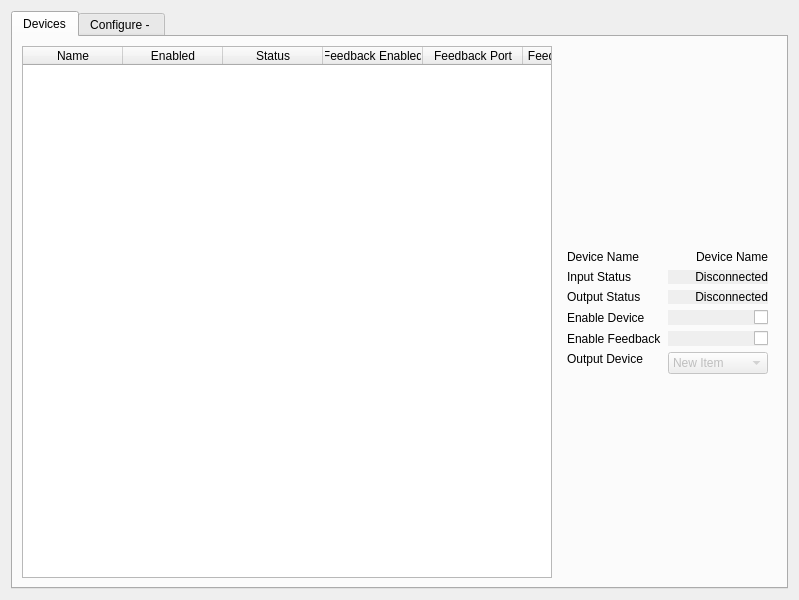
Above: src/forms/plugin-window.ui from ogmkp/obs-midi before the change. Below: the same form after it.
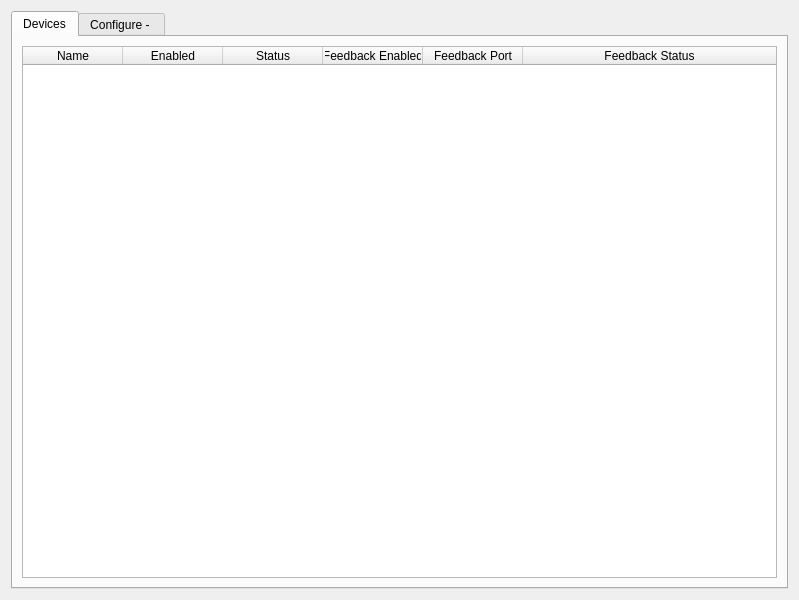
That is the form after the change. The open tabs and pages were chosen to show the change.

Commit message: Get Device Status Functions working

Diff of the .ui file:
```diff
--- a/src/forms/plugin-window.ui
+++ b/src/forms/plugin-window.ui
@@ -29,218 +29,10 @@
       <attribute name="title">
        <string>Devices</string>
       </attribute>
-      <layout class="QGridLayout" name="gridLayout_2" columnstretch="3,0">
+      <layout class="QGridLayout" name="gridLayout_2" columnstretch="3">
        <property name="sizeConstraint">
         <enum>QLayout::SetDefaultConstraint</enum>
        </property>
-       <item row="0" column="1" alignment="Qt::AlignHCenter">
-        <widget class="QWidget" name="widget" native="true">
-         <property name="sizePolicy">
-          <sizepolicy hsizetype="MinimumExpanding" vsizetype="Fixed">
-           <horstretch>1</horstretch>
-           <verstretch>0</verstretch>
-          </sizepolicy>
-         </property>
-         <layout class="QFormLayout" name="formLayout">
-          <item row="0" column="0">
-           <widget class="QLabel" name="label_2">
-            <property name="sizePolicy">
-             <sizepolicy hsizetype="Preferred" vsizetype="Fixed">
-              <horstretch>0</horstretch>
-              <verstretch>0</verstretch>
-             </sizepolicy>
-            </property>
-            <property name="text">
-             <string>Device Name</string>
-            </property>
-           </widget>
-          </item>
-          <item row="1" column="0">
-           <widget class="QLabel" name="label_3">
-            <property name="sizePolicy">
-             <sizepolicy hsizetype="Preferred" vsizetype="Fixed">
-              <horstretch>0</horstretch>
-              <verstretch>0</verstretch>
-             </sizepolicy>
-            </property>
-            <property name="text">
-             <string>Input Status</string>
-            </property>
-           </widget>
-          </item>
-          <item row="1" column="1">
-           <widget class="QLabel" name="lbl_status_input">
-            <property name="sizePolicy">
-             <sizepolicy hsizetype="Preferred" vsizetype="Fixed">
-              <horstretch>0</horstretch>
-              <verstretch>0</verstretch>
-             </sizepolicy>
-            </property>
-            <property name="layoutDirection">
-             <enum>Qt::LeftToRight</enum>
-            </property>
-            <property name="autoFillBackground">
-             <bool>true</bool>
-            </property>
-            <property name="text">
-             <string>Disconnected</string>
-            </property>
-            <property name="textFormat">
-             <enum>Qt::RichText</enum>
-            </property>
-            <property name="alignment">
-             <set>Qt::AlignRight|Qt::AlignTrailing|Qt::AlignVCenter</set>
-            </property>
-           </widget>
-          </item>
-          <item row="3" column="1">
-           <widget class="QCheckBox" name="check_endable_device">
-            <property name="sizePolicy">
-             <sizepolicy hsizetype="Preferred" vsizetype="Fixed">
-              <horstretch>0</horstretch>
-              <verstretch>0</verstretch>
-             </sizepolicy>
-            </property>
-            <property name="layoutDirection">
-             <enum>Qt::RightToLeft</enum>
-            </property>
-            <property name="autoFillBackground">
-             <bool>true</bool>
-            </property>
-            <property name="styleSheet">
-             <string notr="true"> text-align:right;</string>
-            </property>
-            <property name="text">
-             <string/>
-            </property>
-           </widget>
-          </item>
-          <item row="4" column="1">
-           <widget class="QCheckBox" name="check_enable_feedback">
-            <property name="sizePolicy">
-             <sizepolicy hsizetype="Preferred" vsizetype="Fixed">
-              <horstretch>0</horstretch>
-              <verstretch>0</verstretch>
-             </sizepolicy>
-            </property>
-            <property name="minimumSize">
-             <size>
-              <width>100</width>
-              <height>0</height>
-             </size>
-            </property>
-            <property name="layoutDirection">
-             <enum>Qt::RightToLeft</enum>
-            </property>
-            <property name="autoFillBackground">
-             <bool>true</bool>
-            </property>
-            <property name="styleSheet">
-             <string notr="true">QCheckBox { text-align: right;}</string>
-            </property>
-            <property name="text">
-             <string/>
-            </property>
-           </widget>
-          </item>
-          <item row="5" column="0">
-           <widget class="QLabel" name="label">
-            <property name="sizePolicy">
-             <sizepolicy hsizetype="Preferred" vsizetype="Fixed">
-              <horstretch>0</horstretch>
-              <verstretch>0</verstretch>
-             </sizepolicy>
-            </property>
-            <property name="text">
-             <string>Output Device</string>
-            </property>
-           </widget>
-          </item>
-          <item row="5" column="1">
-           <widget class="QComboBox" name="cb_output_devices">
-            <property name="enabled">
-             <bool>false</bool>
-            </property>
-            <property name="sizePolicy">
-             <sizepolicy hsizetype="Preferred" vsizetype="Fixed">
-              <horstretch>0</horstretch>
-              <verstretch>0</verstretch>
-             </sizepolicy>
-            </property>
-            <item>
-             <property name="text">
-              <string>New Item</string>
-             </property>
-            </item>
-            <item>
-             <property name="text">
-              <string>New Item2</string>
-             </property>
-            </item>
-           </widget>
-          </item>
-          <item row="0" column="1">
-           <widget class="QLabel" name="lbl_device_name">
-            <property name="sizePolicy">
-             <sizepolicy hsizetype="Preferred" vsizetype="Fixed">
-              <horstretch>0</horstretch>
-              <verstretch>0</verstretch>
-             </sizepolicy>
-            </property>
-            <property name="layoutDirection">
-             <enum>Qt::LeftToRight</enum>
-            </property>
-            <property name="text">
-             <string>Device Name</string>
-            </property>
-            <property name="alignment">
-             <set>Qt::AlignRight|Qt::AlignTrailing|Qt::AlignVCenter</set>
-            </property>
-           </widget>
-          </item>
-          <item row="4" column="0">
-           <widget class="QLabel" name="label_6">
-            <property name="text">
-             <string>Enable Feedback</string>
-            </property>
-           </widget>
-          </item>
-          <item row="3" column="0">
-           <widget class="QLabel" name="label_7">
-            <property name="text">
-             <string>Enable Device</string>
-            </property>
-            <property name="buddy">
-             <cstring>check_endable_device</cstring>
-            </property>
-           </widget>
-          </item>
-          <item row="2" column="0">
-           <widget class="QLabel" name="label_8">
-            <property name="text">
-             <string>Output Status</string>
-            </property>
-           </widget>
-          </item>
-          <item row="2" column="1">
-           <widget class="QLabel" name="lbl_status_output">
-            <property name="autoFillBackground">
-             <bool>true</bool>
-            </property>
-            <property name="text">
-             <string>Disconnected</string>
-            </property>
-            <property name="textFormat">
-             <enum>Qt::RichText</enum>
-            </property>
-            <property name="alignment">
-             <set>Qt::AlignRight|Qt::AlignTrailing|Qt::AlignVCenter</set>
-            </property>
-           </widget>
-          </item>
-         </layout>
-        </widget>
-       </item>
        <item row="0" column="0">
         <widget class="QTableWidget" name="table_device">
          <property name="sizePolicy">
```
Left out of the diff: 21 changed lines with no effect on the pictures. The commit also changes 4 other files.
